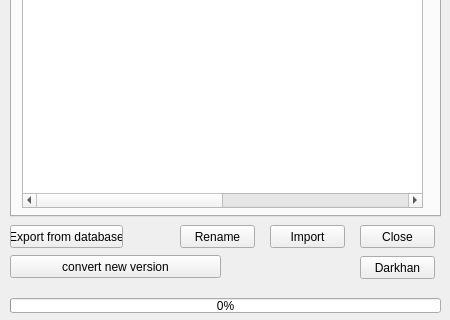
Qt form view/PdfInsertDialog.ui (ankhbold/sm_lm2_archive_convert) before a commit; both pictures show x 0 to 450 and y 229 to 549 of the 450 by 549 pixel window.
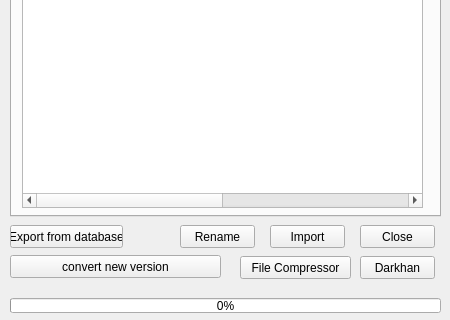
The same form after that commit.

Diff of the .ui file:
```diff
--- a/view/PdfInsertDialog.ui
+++ b/view/PdfInsertDialog.ui
@@ -275,6 +275,19 @@
     <string>Darkhan</string>
    </property>
   </widget>
+  <widget class="QPushButton" name="compressor_button">
+   <property name="geometry">
+    <rect>
+     <x>240</x>
+     <y>485</y>
+     <width>111</width>
+     <height>23</height>
+    </rect>
+   </property>
+   <property name="text">
+    <string>File Compressor</string>
+   </property>
+  </widget>
  </widget>
  <resources/>
  <connections/>
```
